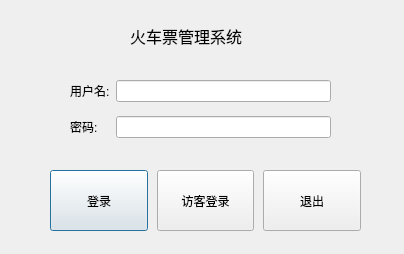
First picture: the form in code/logindialog.ui, repository luyiming/TicketManagementSystem, before the edit.
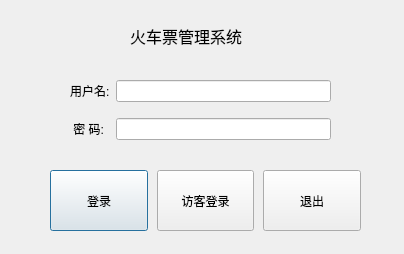
Second picture: the form after the edit.

What changed in the file:
```diff
--- a/code/logindialog.ui
+++ b/code/logindialog.ui
@@ -44,7 +44,7 @@
     <string>火车票管理系统</string>
    </property>
   </widget>
-  <widget class="QWidget" name="">
+  <widget class="QWidget" name="layoutWidget">
    <property name="geometry">
     <rect>
      <x>50</x>
@@ -98,18 +98,18 @@
     </item>
    </layout>
   </widget>
-  <widget class="QWidget" name="">
+  <widget class="QWidget" name="layoutWidget">
    <property name="geometry">
     <rect>
      <x>70</x>
      <y>80</y>
      <width>261</width>
-     <height>63</height>
+     <height>64</height>
     </rect>
    </property>
    <layout class="QFormLayout" name="formLayout">
     <property name="verticalSpacing">
-     <number>14</number>
+     <number>16</number>
     </property>
     <item row="0" column="0">
      <widget class="QLabel" name="label">
@@ -124,7 +124,7 @@
     <item row="1" column="0">
      <widget class="QLabel" name="label_2">
       <property name="text">
-       <string>密码:</string>
+       <string> 密 码:</string>
       </property>
      </widget>
     </item>
```
Left out of the diff: 10 changed lines with no effect on the pictures.
